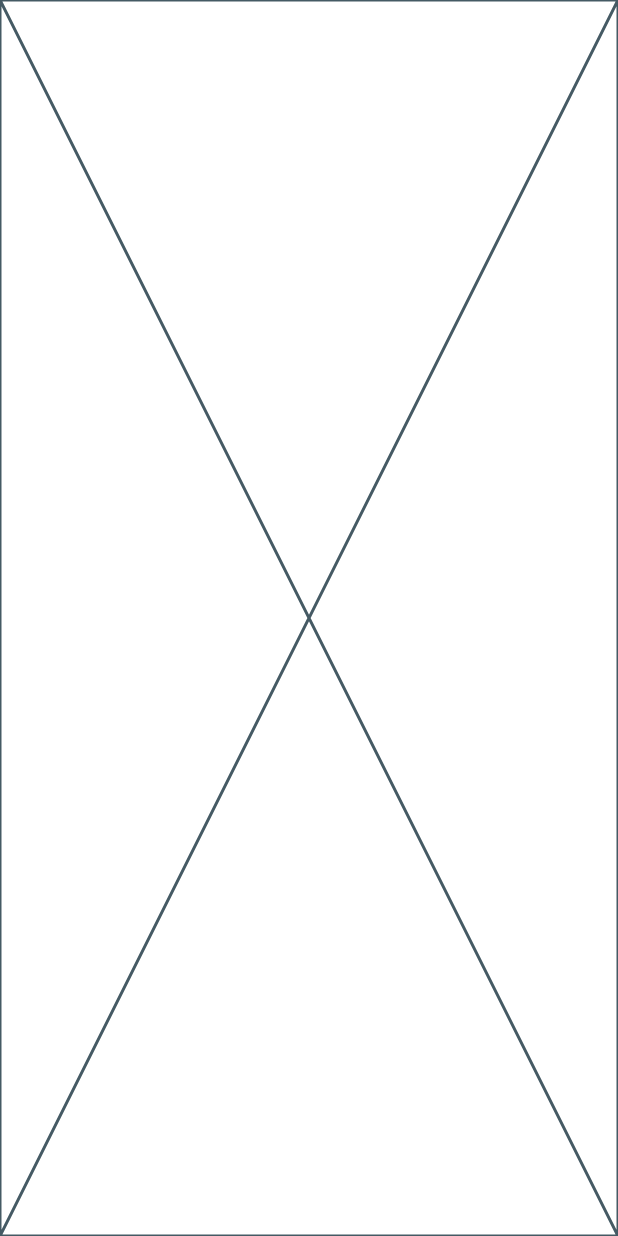
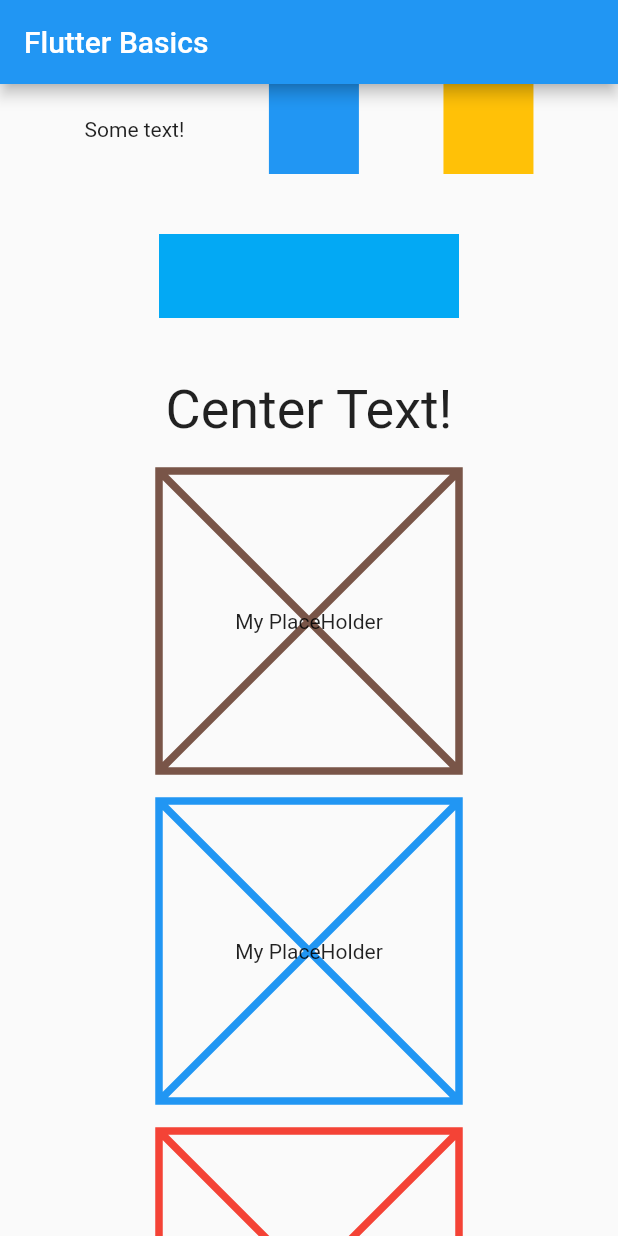
Before and after one commit to we-mohd-i001/flutter_basics, a Flutter app: the screen it shows after launch, on a phone screen of 412 x 824 dp. Run offline on Flutter 3.47's test engine with Material 2 defaults, Android fonts, the phone set to English and light mode, and no system bars.

Commit message:
added some basic widgets to the home screen

```diff
--- a/lib/screens/home_screen.dart
+++ b/lib/screens/home_screen.dart
@@ -5,6 +5,101 @@ class HomeScreen extends StatelessWidget {
 
   @override
   Widget build(BuildContext context) {
-    return const Placeholder();
+    return Scaffold(
+      appBar: AppBar(
+        title: const Text('Flutter Basics'),
+      ),
+      body: SingleChildScrollView(
+        child: Column(
+          children: [
+            Row(
+              mainAxisAlignment: MainAxisAlignment.spaceEvenly,
+              children: [
+                const Text('Some text!'),
+                Container(
+                  height: 60,
+                  width: 60,
+                  color: Colors.blue,
+                ),
+                Container(
+                  height: 60,
+                  width: 60,
+                  color: Colors.amber,
+                )
+              ],
+            ),
+            const SizedBox(
+              height: 20,
+            ),
+            Padding(padding: const EdgeInsets.all(20),
+            child: Container(
+              height: 56,
+              width: 200,
+              color: Colors.lightBlue,
+            ),
+            ),
+            const SizedBox(
+              height: 20,
+            ),
+            const Center(
+              child: Text('Center Text!', style: TextStyle(
+                fontSize: 36
+              ),),
+            ),
+            const SizedBox(
+              height: 20,
+            ),
+            const SizedBox(
+              height: 200,
+              width: 200,
+              child: Placeholder(
+                color: Colors.brown,
+                strokeWidth: 5,
+                child: Center(child: Text('My PlaceHolder')),
+              ),
+            ),
+            const SizedBox(
+              height: 20,
+            ),
+            const SizedBox(
+              height: 200,
+              width: 200,
+              child: Placeholder(
+                color: Colors.blue,
+                strokeWidth: 5,
+                child: Center(child: Text('My PlaceHolder')),
+              ),
+            ),
+            const SizedBox(
+              height: 20,
+            ),
+            const SizedBox(
+              height: 200,
+              width: 200,
+              child: Placeholder(
+                color: Colors.red,
+                strokeWidth: 5,
+                child: Center(child: Text('My PlaceHolder')),
+              ),
+            ),
+            const SizedBox(
+              height: 20,
+            ),
+            const SizedBox(
+              height: 200,
+              width: 200,
+              child: Placeholder(
+                color: Colors.green,
+                strokeWidth: 10,
+                child: Center(child: Text('My PlaceHolder')),
+              ),
+            ),
+            const SizedBox(
+              height: 20,
+            ),
+          ],
+        ),
+      ),
+    );
   }
 }
```
